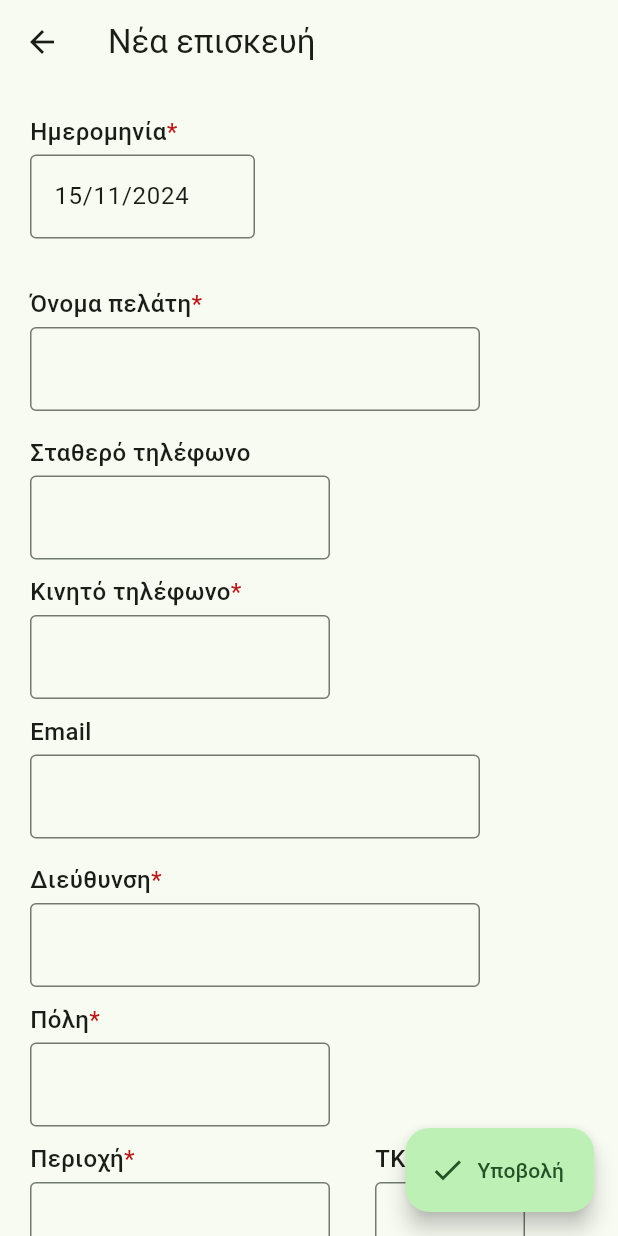
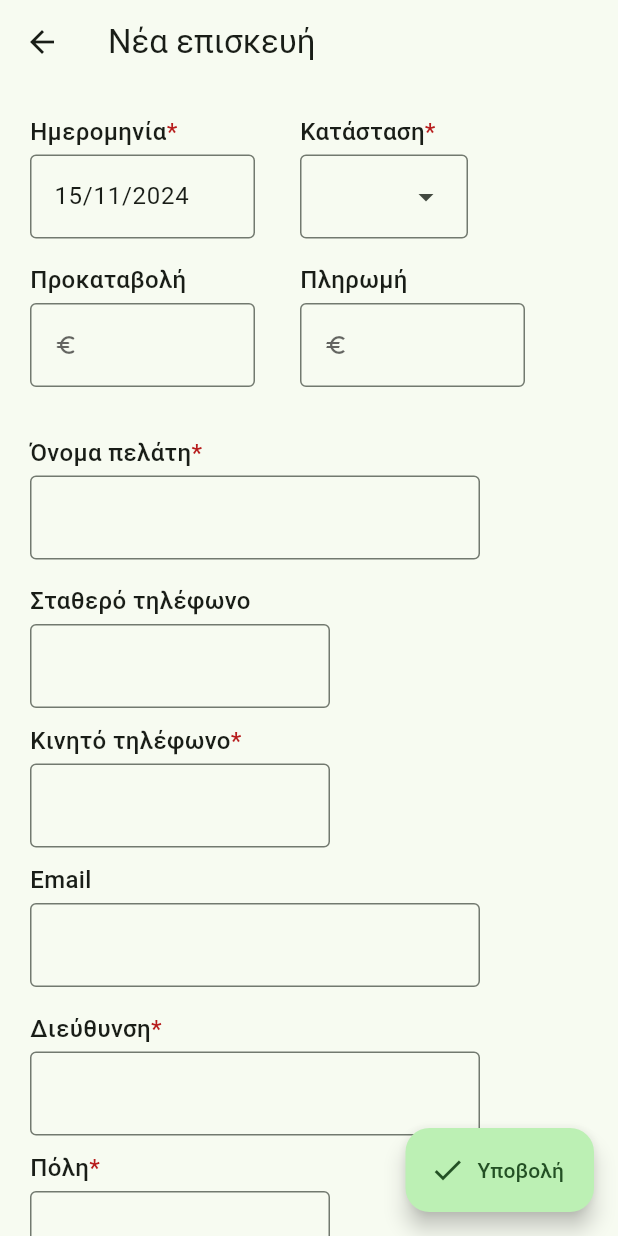
Before and after one commit to StratosGiak/rodis_app, a Flutter app: the AddRecordScreen screen opened directly, on a phone screen of 412 x 824 dp. Run offline on Flutter 3.47's test engine with Material 3 defaults, Android fonts, the phone set to English and light mode, and no system bars; our stand-ins replace image_picker.

Commit message:
tweak form layout

```diff
--- a/lib/components/photo_field.dart
+++ b/lib/components/photo_field.dart
@@ -101,7 +101,7 @@ class PhotoFieldState extends State<PhotoField> {
     if (imagePath != null) {
       child = ClipRRect(
         borderRadius: BorderRadius.circular(12.0),
-        child: EditablePhoto(
+        child: PhotoOverlay(
           onTap: () => onTap(
             Image.file(File(imagePath!)),
           ),
@@ -113,7 +113,7 @@ class PhotoFieldState extends State<PhotoField> {
     } else if (widget.photoUrl != null && !removePhoto) {
       child = ClipRRect(
         borderRadius: BorderRadius.circular(12.0),
-        child: EditablePhoto(
+        child: PhotoOverlay(
           onTap: () => onTap(
             Image.network("$apiUrl/media/${widget.photoUrl!}"),
           ),
@@ -146,8 +146,8 @@ class PhotoFieldState extends State<PhotoField> {
   }
 }
 
-class EditablePhoto extends StatelessWidget {
-  const EditablePhoto({
+class PhotoOverlay extends StatelessWidget {
+  const PhotoOverlay({
     super.key,
     required this.onTap,
     required this.onLongPress,
--- a/lib/screens/add_record_screen.dart
+++ b/lib/screens/add_record_screen.dart
@@ -294,11 +294,13 @@ class _AddRecordScreenState extends State<AddRecordScreen> {
                 vertical: 20.0,
               ),
               child: Column(
-                crossAxisAlignment: CrossAxisAlignment.start,
+                crossAxisAlignment: CrossAxisAlignment.stretch,
                 children: [
-                  Align(
-                    alignment: Alignment.centerLeft,
-                    child: FormFieldItem(
+                  Wrap(
+                    spacing: 30,
+                    runSpacing: 10,
+                    children: [
+                      FormFieldItem(
                         label: "Ημερομηνία",
                         controller: dateController,
                         textInputType: TextInputType.datetime,
@@ -317,17 +319,63 @@ class _AddRecordScreenState extends State<AddRecordScreen> {
                               dateFormat.format(date).toString();
                         },
                       ),
+                      Selector<Suggestions, Map<int, String>>(
+                        selector: (context, suggestions) =>
+                            suggestions.statuses,
+                        builder: (context, statuses, child) => FormComboItem(
+                          label: "Κατάσταση",
+                          initialSelection: status,
+                          options: statuses,
+                          onSelected: (value) => status = value,
+                          required: true,
+                        ),
+                      ),
+                    ],
+                  ),
+                  const SizedBox(height: 16.0),
+                  Wrap(
+                    spacing: 30,
+                    runSpacing: 10,
+                    children: [
+                      FormFieldItem(
+                        label: "Προκαταβολή",
+                        controller: advanceController,
+                        textInputType:
+                            TextInputType.numberWithOptions(decimal: true),
+                        format: FormFieldFormat.decimal,
+                        width: 150,
+                        prefixIcon: Icon(
+                          Icons.euro_rounded,
+                          size: 16.0,
+                          color: IconTheme.of(context).color!.withOpacity(0.6),
+                        ),
+                      ),
+                      FormFieldItem(
+                        label: "Πληρωμή",
+                        controller: feeController,
+                        textInputType:
+                            TextInputType.numberWithOptions(decimal: true),
+                        format: FormFieldFormat.decimal,
+                        width: 150,
+                        prefixIcon: Icon(
+                          Icons.euro,
+                          size: 16.0,
+                          color: IconTheme.of(context).color!.withOpacity(0.6),
+                        ),
+                      ),
+                    ],
                   ),
                   const SizedBox(height: 32.0),
-                  Align(
-                    alignment: Alignment.centerLeft,
-                    child: FormFieldItem(
+                  Wrap(
+                    children: [
+                      FormFieldItem(
                         label: "Όνομα πελάτη",
                         controller: nameController,
                         textInputType: TextInputType.name,
                         width: 300,
                         required: true,
                       ),
+                    ],
                   ),
                   const SizedBox(height: 16.0),
                   Wrap(
@@ -421,50 +469,6 @@ class _AddRecordScreenState extends State<AddRecordScreen> {
                         label: "Σειριακός αριθμός",
                         controller: serialController,
                         width: 250,
-                      ),
-                      Selector<Suggestions, Map<int, String>>(
-                        selector: (context, suggestions) =>
-                            suggestions.statuses,
-                        builder: (context, statuses, child) => FormComboItem(
-                          label: "Κατάσταση",
-                          initialSelection: status,
-                          options: statuses,
-                          onSelected: (value) => status = value,
-                          required: true,
-                        ),
-                      ),
-                    ],
-                  ),
-                  const SizedBox(height: 16.0),
-                  Wrap(
-                    spacing: 30,
-                    runSpacing: 10,
-                    children: [
-                      FormFieldItem(
-                        label: "Πληρωμή",
-                        controller: feeController,
-                        textInputType:
-                            TextInputType.numberWithOptions(decimal: true),
-                        format: FormFieldFormat.decimal,
-                        width: 150,
-                        prefixIcon: Icon(
-                          Icons.euro,
-                          size: 16.0,
-                          color: IconTheme.of(context).color!.withOpacity(0.6),
-                        ),
-                      ),
-                      FormFieldItem(
-                        label: "Προκαταβολή",
-                        controller: advanceController,
-                        textInputType:
-                            TextInputType.numberWithOptions(decimal: true),
-                        format: FormFieldFormat.decimal,
-                        width: 150,
-                        prefixIcon: Icon(
-                          Icons.euro_rounded,
-                          size: 16.0,
-                          color: IconTheme.of(context).color!.withOpacity(0.6),
-                        ),
                       ),
                     ],
                   ),
```
Lines whose indentation alone changed are shown as unchanged.
